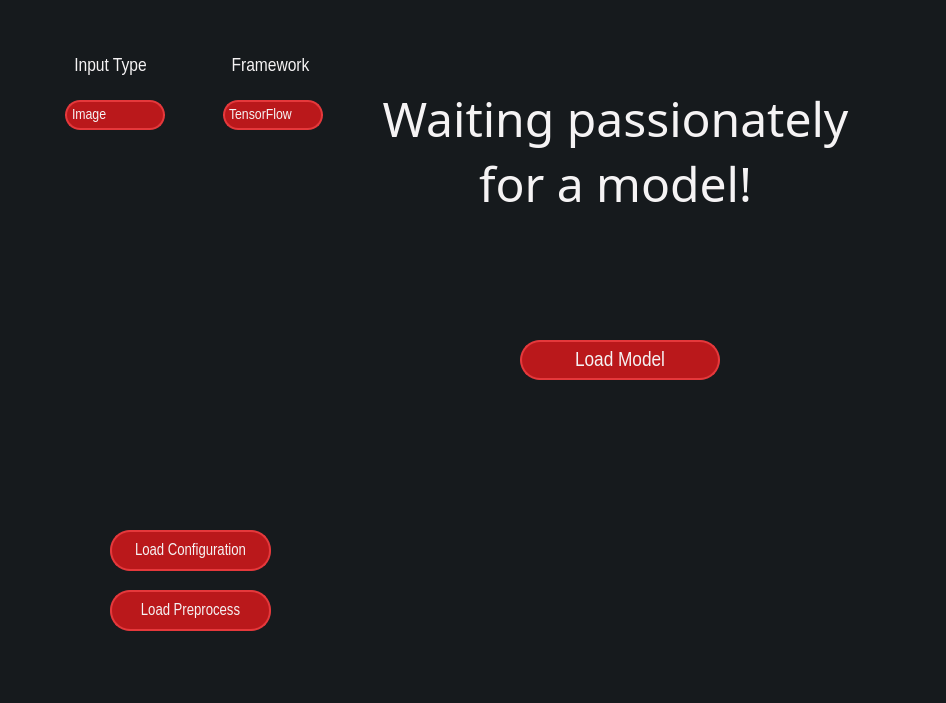
Before: the Qt Designer form main-page.ui in heidariarash/NN2GUI, drawn with Qt 5.
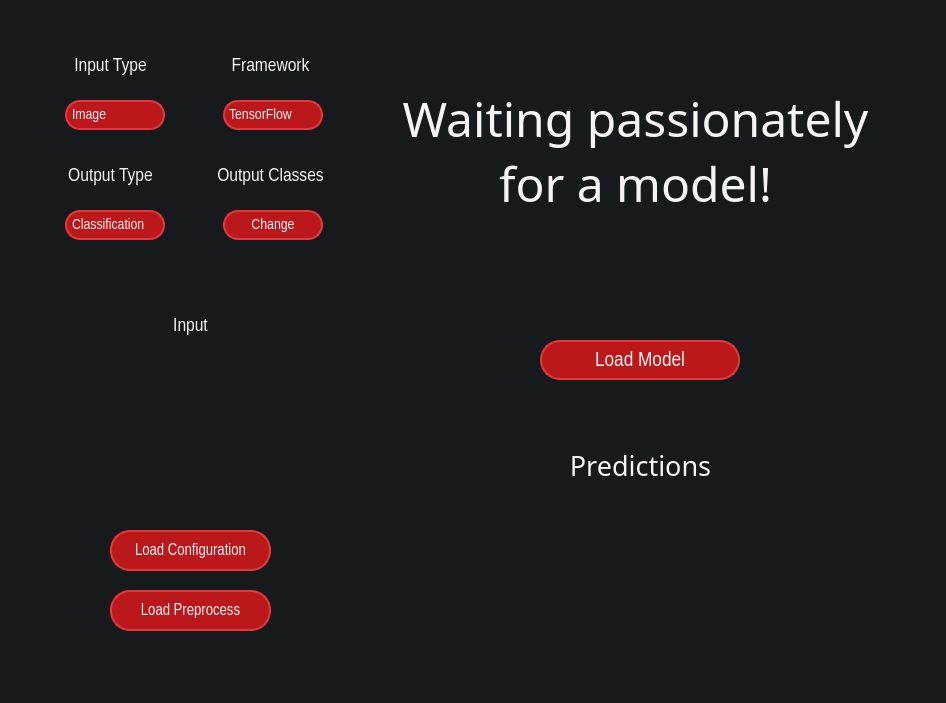
After: the same form once the commit is applied. Icons and pictures are not drawn.

Commit message: prediction and input added

What changed in the file:
```diff
--- a/main-page.ui
+++ b/main-page.ui
@@ -20,7 +20,7 @@
    <widget class="QPushButton" name="load_model">
     <property name="geometry">
      <rect>
-      <x>520</x>
+      <x>540</x>
       <y>340</y>
       <width>200</width>
       <height>40</height>
@@ -59,7 +59,7 @@
    <widget class="QLabel" name="model_info">
     <property name="geometry">
      <rect>
-      <x>380</x>
+      <x>400</x>
       <y>50</y>
       <width>471</width>
       <height>201</height>
@@ -350,9 +350,217 @@
     <property name="text">
      <string>Load Configuration</string>
     </property>
-    <property name="icon">
-     <iconset theme="upload">
-      <normaloff>.</normaloff>.</iconset>
+   </widget>
+   <widget class="QLabel" name="label_3">
+    <property name="geometry">
+     <rect>
+      <x>50</x>
+      <y>160</y>
+      <width>121</width>
+      <height>31</height>
+     </rect>
+    </property>
+    <property name="font">
+     <font>
+      <family>Arial Narrow</family>
+      <pointsize>14</pointsize>
+     </font>
+    </property>
+    <property name="styleSheet">
+     <string notr="true">QLabel {
+	color: #F5F3F4;
+}</string>
+    </property>
+    <property name="text">
+     <string>Output Type</string>
+    </property>
+    <property name="alignment">
+     <set>Qt::AlignCenter</set>
+    </property>
+   </widget>
+   <widget class="QLabel" name="label_4">
+    <property name="geometry">
+     <rect>
+      <x>210</x>
+      <y>160</y>
+      <width>121</width>
+      <height>31</height>
+     </rect>
+    </property>
+    <property name="font">
+     <font>
+      <family>Arial Narrow</family>
+      <pointsize>14</pointsize>
+     </font>
+    </property>
+    <property name="styleSheet">
+     <string notr="true">QLabel {
+	color: #F5F3F4;
+}</string>
+    </property>
+    <property name="text">
+     <string>Output Classes</string>
+    </property>
+    <property name="alignment">
+     <set>Qt::AlignCenter</set>
+    </property>
+   </widget>
+   <widget class="QComboBox" name="output_type">
+    <property name="geometry">
+     <rect>
+      <x>65</x>
+      <y>210</y>
+      <width>100</width>
+      <height>30</height>
+     </rect>
+    </property>
+    <property name="font">
+     <font>
+      <family>Arial Narrow</family>
+      <pointsize>11</pointsize>
+     </font>
+    </property>
+    <property name="cursor">
+     <cursorShape>PointingHandCursor</cursorShape>
+    </property>
+    <property name="styleSheet">
+     <string notr="true">QComboBox{
+	color: #F5F3F4;
+    border: 2px solid #E5383B;
+    border-radius: 15px;
+    background-color: #BA181B;
+    padding: 2px;
+	padding-left: 5px;
+}
+
+QComboBox::drop-down {
+	border: 0px;
+	width: 0px;
+}
+
+QComboBox::down-arrow {
+	width: 5px;
+	height: 5px;
+	image: url(:/gallery/arrow-down.png);
+}
+
+QComboBox QAbstractItemView {
+    border: 2px solid #E5383B;
+    selection-background-color: #A4161A;
+	color: #F5F3F4;
+	background-color: #BA181B;
+	border-radius: 5px;
+}</string>
+    </property>
+    <property name="sizeAdjustPolicy">
+     <enum>QComboBox::AdjustToMinimumContentsLengthWithIcon</enum>
+    </property>
+    <item>
+     <property name="text">
+      <string>Classification</string>
+     </property>
+    </item>
+    <item>
+     <property name="text">
+      <string>Regression</string>
+     </property>
+    </item>
+   </widget>
+   <widget class="QPushButton" name="load_config_2">
+    <property name="geometry">
+     <rect>
+      <x>223</x>
+      <y>210</y>
+      <width>100</width>
+      <height>30</height>
+     </rect>
+    </property>
+    <property name="font">
+     <font>
+      <family>Arial Narrow</family>
+      <pointsize>11</pointsize>
+     </font>
+    </property>
+    <property name="cursor">
+     <cursorShape>PointingHandCursor</cursorShape>
+    </property>
+    <property name="styleSheet">
+     <string notr="true">QPushButton {
+    color: #F5F3F4;
+    border: 2px solid #E5383B;
+    border-radius: 15px;
+    background-color: #BA181B;
+}
+
+QPushButton:hover {
+    background-color: #A4161A;
+}</string>
+    </property>
+    <property name="text">
+     <string>Change</string>
+    </property>
+   </widget>
+   <widget class="QLabel" name="predictions">
+    <property name="geometry">
+     <rect>
+      <x>490</x>
+      <y>440</y>
+      <width>301</width>
+      <height>51</height>
+     </rect>
+    </property>
+    <property name="font">
+     <font>
+      <family>MV Boli</family>
+      <pointsize>20</pointsize>
+     </font>
+    </property>
+    <property name="styleSheet">
+     <string notr="true">QLabel {
+	color: #F5F3F4;
+}</string>
+    </property>
+    <property name="text">
+     <string>Predictions</string>
+    </property>
+    <property name="textFormat">
+     <enum>Qt::PlainText</enum>
+    </property>
+    <property name="scaledContents">
+     <bool>false</bool>
+    </property>
+    <property name="alignment">
+     <set>Qt::AlignCenter</set>
+    </property>
+    <property name="wordWrap">
+     <bool>true</bool>
+    </property>
+   </widget>
+   <widget class="QLabel" name="label_5">
+    <property name="geometry">
+     <rect>
+      <x>130</x>
+      <y>310</y>
+      <width>121</width>
+      <height>31</height>
+     </rect>
+    </property>
+    <property name="font">
+     <font>
+      <family>Arial Narrow</family>
+      <pointsize>14</pointsize>
+     </font>
+    </property>
+    <property name="styleSheet">
+     <string notr="true">QLabel {
+	color: #F5F3F4;
+}</string>
+    </property>
+    <property name="text">
+     <string>Input</string>
+    </property>
+    <property name="alignment">
+     <set>Qt::AlignCenter</set>
     </property>
    </widget>
   </widget>
```
Left out of the diff: 8 changed lines with no effect on the pictures.
